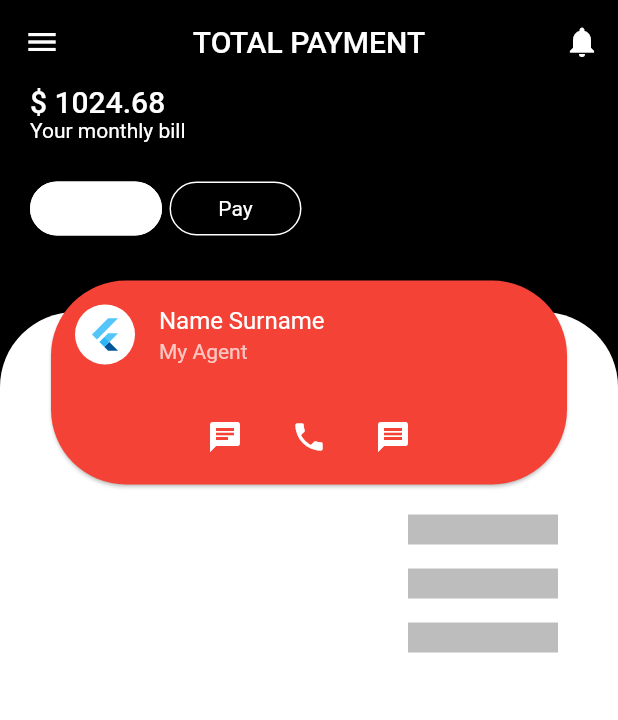
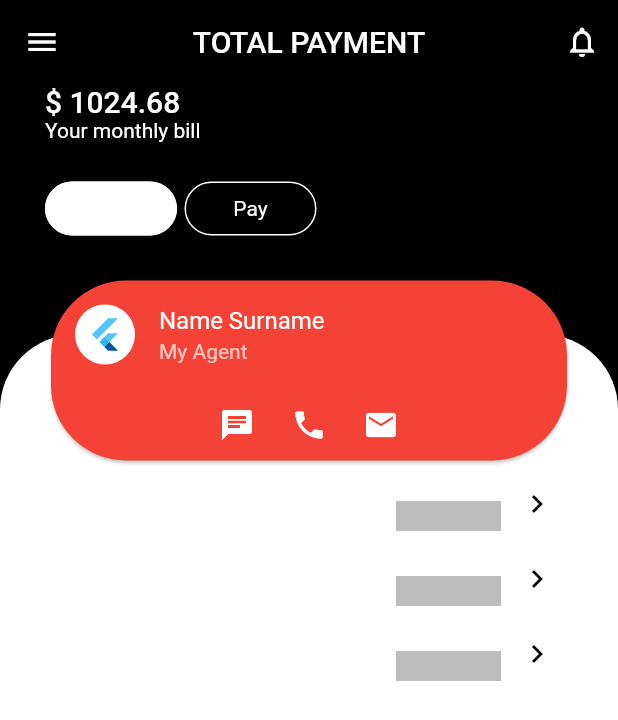
Before and after one commit to AndreyZhartun/flutter-insurance, a Flutter app: the screen it shows after launch, on a phone screen of 412 x 824 dp. Shown: the top 720 px of the screen. Run offline on Flutter 3.47's test engine with Material 2 defaults, Android fonts, the phone set to English and light mode, and no system bars.

Commit message:
поправки в расположении виджетов

```diff
--- a/lib/profile.dart
+++ b/lib/profile.dart
@@ -6,7 +6,7 @@ class Profile extends StatelessWidget {
   Widget build(BuildContext context) {
     //theming
     TextTheme textTheme = Theme.of(context).textTheme;
-    double horizontalPadding = 20;
+    double horizontalPadding = 30;
     double verticalPadding = 20;
     return Scaffold(
       appBar: AppBar(
@@ -18,7 +18,7 @@ class Profile extends StatelessWidget {
         centerTitle: true,
         actions: <Widget>[
           IconButton(
-            icon: Icon(Icons.notifications),
+            icon: Icon(Icons.notifications_none),
             onPressed: () {},
           )
         ],
@@ -88,7 +88,7 @@ class _TypesList extends StatelessWidget {
       child: Stack(
         children: <Widget>[
           Padding(
-            padding: const EdgeInsets.only(top: 25),
+            padding: const EdgeInsets.only(top: 40),
             child: Container(
               decoration: BoxDecoration(
                 color: Colors.white,
@@ -119,11 +119,8 @@ class _AgentCard extends StatelessWidget {
   Widget build(BuildContext context) {
     double horizontalPadding = 30;
     return Padding(
-      padding: EdgeInsets.only(
-        left: horizontalPadding,
-        right: horizontalPadding,
-      ),
-      child: FractionallySizedBox(
+      padding: EdgeInsets.only(left: horizontalPadding, right: horizontalPadding,),
+      child: Container(
         //widthFactor: 0.5,
         child: Card(
           shape: RoundedRectangleBorder(
@@ -141,8 +138,8 @@ class _AgentCard extends StatelessWidget {
                 title: Text('Name Surname'),
                 subtitle: Text('My Agent'),
               ),
-              ButtonBar(
-                alignment: MainAxisAlignment.center,
+              Row(
+                mainAxisAlignment: MainAxisAlignment.center,
                 children: [
                   IconButton(
                     icon: Icon(Icons.chat),
@@ -153,7 +150,7 @@ class _AgentCard extends StatelessWidget {
                     onPressed: () {},
                   ),
                   IconButton(
-                    icon: Icon(Icons.message),
+                    icon: Icon(Icons.mail),
                     onPressed: () {},
                   ),
                 ],
@@ -178,10 +175,10 @@ class _TypesListItem extends StatelessWidget {
   @override
   Widget build(BuildContext context) {
     TextTheme textTheme = Theme.of(context).accentTextTheme;
-    double horizontalPadding = 20;
-    double verticalPadding = 20;
+    double horizontalPadding = 30;
+    double verticalPadding = 1;
     return Padding(
-      padding: EdgeInsets.symmetric(horizontal: horizontalPadding),
+      padding: EdgeInsets.symmetric(horizontal: horizontalPadding, vertical: verticalPadding),
       child: Row(
         mainAxisAlignment: MainAxisAlignment.spaceBetween,
         children: <Widget>[
@@ -200,9 +197,10 @@ class _TypesListItem extends StatelessWidget {
               ],
             ),
           ),
-          Padding(
-            padding: EdgeInsets.symmetric(horizontal: horizontalPadding),
-            child: Column(
+          /*Padding(
+            padding: EdgeInsets.symmetric(horizontal: horizontalPadding-25),
+            child: */Column(
+              crossAxisAlignment: CrossAxisAlignment.start,
               children: <Widget>[
                 Text(
                   'last month',
@@ -210,13 +208,17 @@ class _TypesListItem extends StatelessWidget {
                 ),
                 //TODO graph
                 SizedBox(
-                    width: 100,
+                    width: 70,
                     height: 20,
                     child: Container(
                       color: Colors.black26,
                     )),
               ],
             ),
+          //),
+          IconButton(
+            icon: Icon(Icons.chevron_right, color: Colors.black),
+            onPressed: (){},
           ),
         ],
       ),
```
Lines whose indentation alone changed are shown as unchanged.
